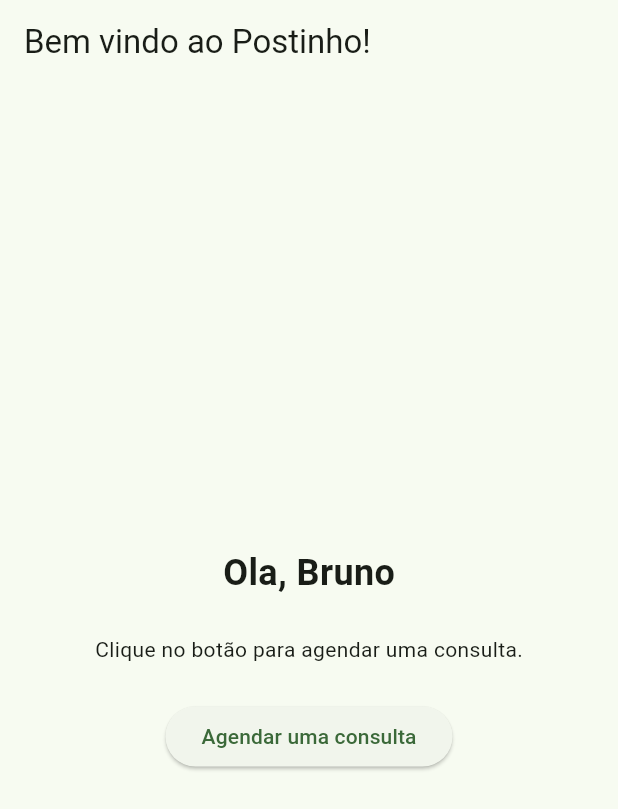
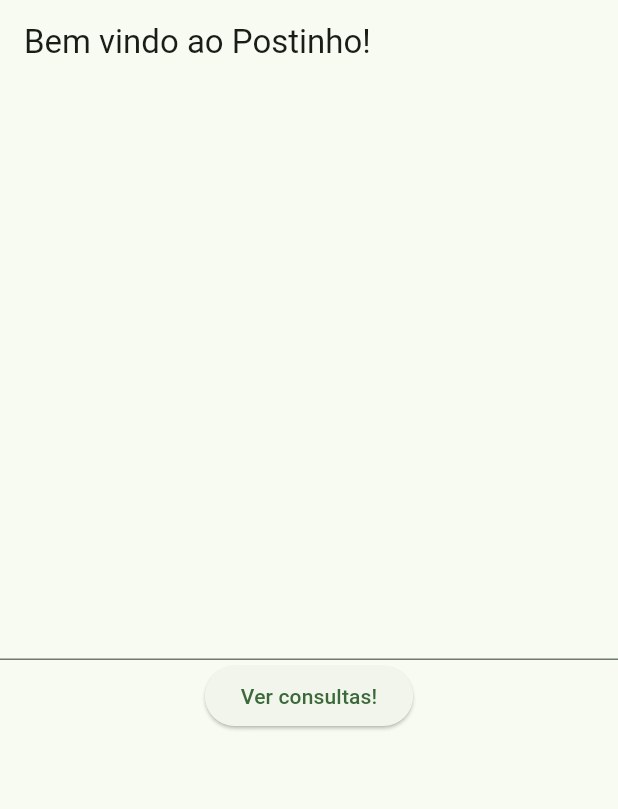
Before and after one commit to Bruques/EstudosFlutter_PostinhoApp, a Flutter app: the screen it shows after launch, on a phone screen of 412 x 824 dp. Shown: the top 809 px of the screen. Run offline on Flutter 3.47's test engine with Material 3 defaults, Android fonts, the phone set to English and light mode, and no system bars.

Commit message:
navigation between pages and pass data

```diff
--- a/lib/main.dart
+++ b/lib/main.dart
@@ -22,6 +22,7 @@ class PostinhoApp extends StatelessWidget {
 class HomePage extends StatelessWidget {
 
 String name;
+TextEditingController nameController = TextEditingController();
 HomePage(this.name);
 
   @override
@@ -34,18 +35,16 @@ HomePage(this.name);
         child: Column(
           mainAxisAlignment: MainAxisAlignment.center,
           children: [
-            Text(
-              "Ola, ${name}",
-              style: TextStyle(fontSize: 24, fontWeight: FontWeight.bold),
+            TextField(
+              controller: nameController,
             ),
-            SizedBox(height: 24),
-            Text("Clique no botão para agendar uma consulta."),
-            SizedBox(height: 24),
-            ElevatedButton(
-              onPressed: () {
-                print("Consulta agendada!");
-              },
-              child: Text("Agendar uma consulta"),
+            ElevatedButton(onPressed: () {
+              Navigator.push(
+                context,
+                MaterialPageRoute(builder: (context) => ConsultaPage(nomePaciente: nameController.text)),
+              );
+            },
+            child: Text("Ver consultas!")
             )
           ],
         ),
@@ -53,3 +52,32 @@ HomePage(this.name);
     );
   }
 }
+
+class ConsultaPage extends StatelessWidget {
+
+  String nomePaciente;
+
+  ConsultaPage({required this.nomePaciente});
+
+  @override
+  Widget build(BuildContext context) {
+    return Scaffold(
+      appBar: AppBar(title: Text("Consultas")),
+      body: Center(
+        child: Column(
+          mainAxisAlignment: MainAxisAlignment.center,
+          children: [
+            Text("Consultas de ${nomePaciente}"),
+            Text("Consultas agendadas"),
+            ElevatedButton(onPressed: () {
+              Navigator.pop(context);
+            },
+            child:
+              Text("Voltar")
+            )
+          ],
+        ),
+      ),
+    );
+  }
+}
```
